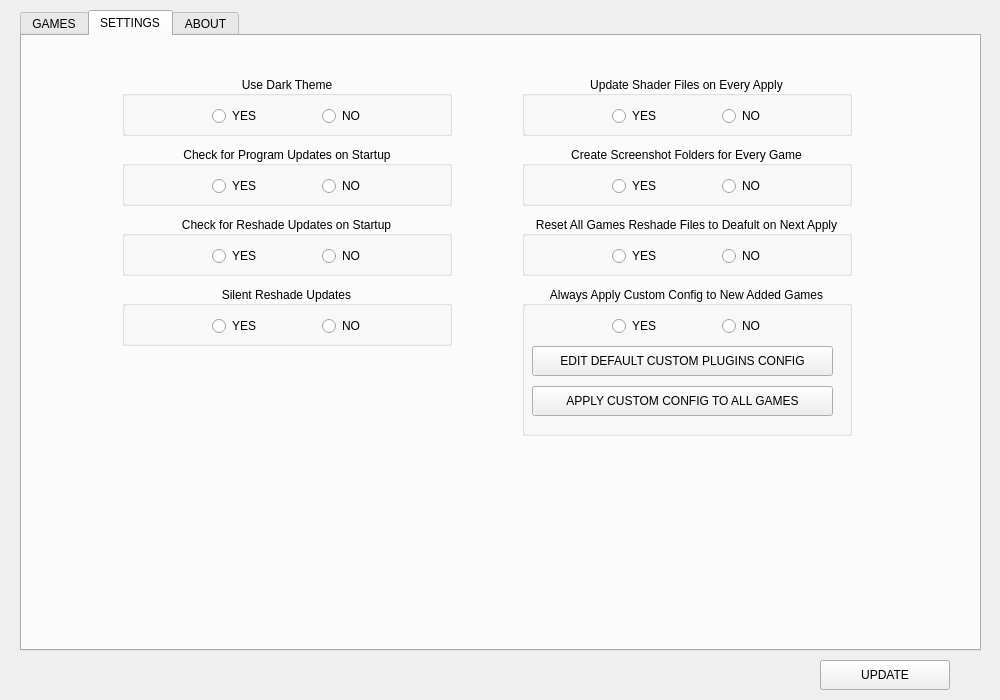
This is src/ui/main.ui in ddc/ReShadeUtils as Qt 5 draws it before an edit. The edited form follows.
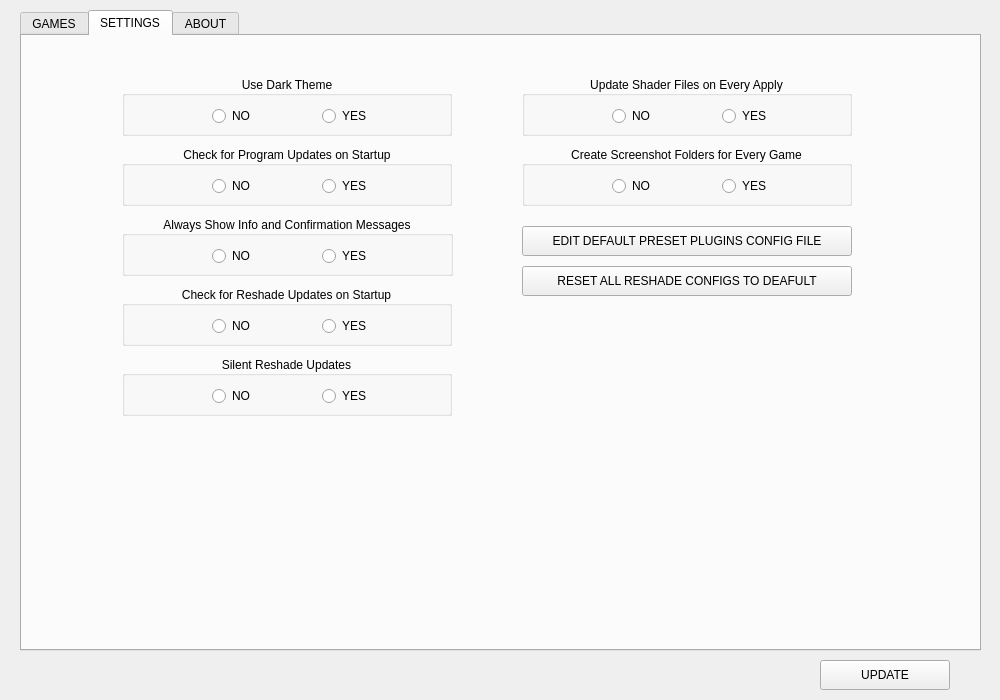
This is the edited form. The open tabs and pages were chosen to show the change. Icons and pictures are not drawn.

The edit to the form file:
```diff
--- a/src/ui/main.ui
+++ b/src/ui/main.ui
@@ -298,7 +298,7 @@
      <widget class="QRadioButton" name="yes_update_shaders_radioButton">
       <property name="geometry">
        <rect>
-        <x>90</x>
+        <x>200</x>
         <y>30</y>
         <width>50</width>
         <height>20</height>
@@ -311,7 +311,7 @@
      <widget class="QRadioButton" name="no_update_shaders_radioButton">
       <property name="geometry">
        <rect>
-        <x>200</x>
+        <x>90</x>
         <y>30</y>
         <width>50</width>
         <height>20</height>
@@ -340,7 +340,7 @@
      <widget class="QRadioButton" name="yes_check_program_updates_radioButton">
       <property name="geometry">
        <rect>
-        <x>90</x>
+        <x>200</x>
         <y>30</y>
         <width>50</width>
         <height>20</height>
@@ -353,7 +353,7 @@
      <widget class="QRadioButton" name="no_check_program_updates_radioButton">
       <property name="geometry">
        <rect>
-        <x>200</x>
+        <x>90</x>
         <y>30</y>
         <width>50</width>
         <height>20</height>
@@ -382,7 +382,7 @@
      <widget class="QRadioButton" name="yes_dark_theme_radioButton">
       <property name="geometry">
        <rect>
-        <x>90</x>
+        <x>200</x>
         <y>30</y>
         <width>50</width>
         <height>20</height>
@@ -395,7 +395,7 @@
      <widget class="QRadioButton" name="no_dark_theme_radioButton">
       <property name="geometry">
        <rect>
-        <x>200</x>
+        <x>90</x>
         <y>30</y>
         <width>50</width>
         <height>20</height>
@@ -424,7 +424,7 @@
      <widget class="QRadioButton" name="yes_screenshots_folder_radioButton">
       <property name="geometry">
        <rect>
-        <x>90</x>
+        <x>200</x>
         <y>30</y>
         <width>50</width>
         <height>20</height>
@@ -437,49 +437,7 @@
      <widget class="QRadioButton" name="no_screenshots_folder_radioButton">
       <property name="geometry">
        <rect>
-        <x>200</x>
-        <y>30</y>
-        <width>50</width>
-        <height>20</height>
-       </rect>
-      </property>
-      <property name="text">
-       <string>NO</string>
-      </property>
-     </widget>
-    </widget>
-    <widget class="QGroupBox" name="reset_all_reshade_config_groupBox">
-     <property name="geometry">
-      <rect>
-       <x>500</x>
-       <y>180</y>
-       <width>330</width>
-       <height>60</height>
-      </rect>
-     </property>
-     <property name="title">
-      <string>Reset All Games Reshade Files to Deafult on Next Apply</string>
-     </property>
-     <property name="alignment">
-      <set>Qt::AlignCenter</set>
-     </property>
-     <widget class="QRadioButton" name="yes_reset_reshade_radioButton">
-      <property name="geometry">
-       <rect>
         <x>90</x>
-        <y>30</y>
-        <width>50</width>
-        <height>20</height>
-       </rect>
-      </property>
-      <property name="text">
-       <string>YES</string>
-      </property>
-     </widget>
-     <widget class="QRadioButton" name="no_reset_reshade_radioButton">
-      <property name="geometry">
-       <rect>
-        <x>200</x>
         <y>30</y>
         <width>50</width>
         <height>20</height>
@@ -494,7 +452,7 @@
      <property name="geometry">
       <rect>
        <x>100</x>
-       <y>180</y>
+       <y>250</y>
        <width>330</width>
        <height>60</height>
       </rect>
@@ -508,7 +466,7 @@
      <widget class="QRadioButton" name="yes_check_reshade_updates_radioButton">
       <property name="geometry">
        <rect>
-        <x>90</x>
+        <x>200</x>
         <y>30</y>
         <width>50</width>
         <height>20</height>
@@ -521,7 +479,7 @@
      <widget class="QRadioButton" name="no_check_reshade_updates_radioButton">
       <property name="geometry">
        <rect>
-        <x>200</x>
+        <x>90</x>
         <y>30</y>
         <width>50</width>
         <height>20</height>
@@ -536,7 +494,7 @@
      <property name="geometry">
       <rect>
        <x>100</x>
-       <y>250</y>
+       <y>320</y>
        <width>330</width>
        <height>60</height>
       </rect>
@@ -550,7 +508,7 @@
      <widget class="QRadioButton" name="yes_silent_reshade_updates_radioButton">
       <property name="geometry">
        <rect>
-        <x>90</x>
+        <x>200</x>
         <y>30</y>
         <width>50</width>
         <height>20</height>
@@ -563,7 +521,7 @@
      <widget class="QRadioButton" name="no_silent_reshade_updates_radioButton">
       <property name="geometry">
        <rect>
-        <x>200</x>
+        <x>90</x>
         <y>30</y>
         <width>50</width>
         <height>20</height>
@@ -577,48 +535,35 @@
     <widget class="QGroupBox" name="apply_custom_config_groupBox">
      <property name="geometry">
       <rect>
-       <x>500</x>
-       <y>250</y>
-       <width>330</width>
-       <height>150</height>
+       <x>100</x>
+       <y>180</y>
+       <width>331</width>
+       <height>60</height>
       </rect>
      </property>
      <property name="title">
-      <string>Always Apply Custom Config to New Added Games</string>
+      <string>Always Show Info and Confirmation Messages</string>
      </property>
      <property name="alignment">
       <set>Qt::AlignCenter</set>
      </property>
-     <widget class="QPushButton" name="edit_all_games_custom_config_button">
+     <widget class="QRadioButton" name="no_show_info_messages_radioButton">
       <property name="geometry">
        <rect>
-        <x>10</x>
-        <y>60</y>
-        <width>301</width>
-        <height>30</height>
+        <x>90</x>
+        <y>30</y>
+        <width>50</width>
+        <height>20</height>
        </rect>
       </property>
-      <property name="sizePolicy">
-       <sizepolicy hsizetype="Minimum" vsizetype="Fixed">
-        <horstretch>0</horstretch>
-        <verstretch>0</verstretch>
-       </sizepolicy>
-      </property>
-      <property name="toolTip">
-       <string>Edit reshade plugins file settings</string>
-      </property>
       <property name="text">
-       <string>EDIT DEFAULT CUSTOM PLUGINS CONFIG</string>
-      </property>
-      <property name="icon">
-       <iconset resource="resources.qrc">
-        <normaloff>:/resources/images/plugin.png</normaloff>:/resources/images/plugin.png</iconset>
+       <string>NO</string>
       </property>
      </widget>
      <widget class="QRadioButton" name="yes_custom_config_radioButton">
       <property name="geometry">
        <rect>
-        <x>90</x>
+        <x>200</x>
         <y>30</y>
         <width>50</width>
         <height>20</height>
@@ -628,36 +573,58 @@
        <string>YES</string>
       </property>
      </widget>
-     <widget class="QRadioButton" name="no_custom_config_radioButton">
-      <property name="geometry">
-       <rect>
-        <x>200</x>
-        <y>30</y>
-        <width>50</width>
-        <height>20</height>
-       </rect>
-      </property>
-      <property name="text">
-       <string>NO</string>
-      </property>
-     </widget>
-     <widget class="QPushButton" name="apply_all_games_custom_config_button">
-      <property name="geometry">
-       <rect>
-        <x>10</x>
-        <y>100</y>
-        <width>301</width>
-        <height>30</height>
-       </rect>
-      </property>
-      <property name="text">
-       <string>APPLY CUSTOM CONFIG TO ALL GAMES</string>
-      </property>
-      <property name="icon">
-       <iconset resource="resources.qrc">
-        <normaloff>:/resources/images/apply.png</normaloff>:/resources/images/apply.png</iconset>
-      </property>
-     </widget>
+    </widget>
+    <widget class="QPushButton" name="reset_all_button">
+     <property name="geometry">
+      <rect>
+       <x>500</x>
+       <y>230</y>
+       <width>330</width>
+       <height>30</height>
+      </rect>
+     </property>
+     <property name="toolTip">
+      <string>Reset all reshade configs to default</string>
+     </property>
+     <property name="text">
+      <string>RESET ALL RESHADE CONFIGS TO DEAFULT</string>
+     </property>
+     <property name="icon">
+      <iconset resource="resources.qrc">
+       <normaloff>:/resources/images/reset.png</normaloff>:/resources/images/reset.png</iconset>
+     </property>
+     <property name="iconSize">
+      <size>
+       <width>27</width>
+       <height>27</height>
+      </size>
+     </property>
+    </widget>
+    <widget class="QPushButton" name="edit_default_preset_plugin_button">
+     <property name="geometry">
+      <rect>
+       <x>500</x>
+       <y>190</y>
+       <width>330</width>
+       <height>30</height>
+      </rect>
+     </property>
+     <property name="sizePolicy">
+      <sizepolicy hsizetype="Minimum" vsizetype="Fixed">
+       <horstretch>0</horstretch>
+       <verstretch>0</verstretch>
+      </sizepolicy>
+     </property>
+     <property name="toolTip">
+      <string>Edit default preset plugins config file</string>
+     </property>
+     <property name="text">
+      <string>EDIT DEFAULT PRESET PLUGINS CONFIG FILE</string>
+     </property>
+     <property name="icon">
+      <iconset resource="resources.qrc">
+       <normaloff>:/resources/images/plugin.png</normaloff>:/resources/images/plugin.png</iconset>
+     </property>
     </widget>
    </widget>
    <widget class="QWidget" name="about_tab">
```
Left out of the diff: 20 changed lines with no effect on the pictures.
